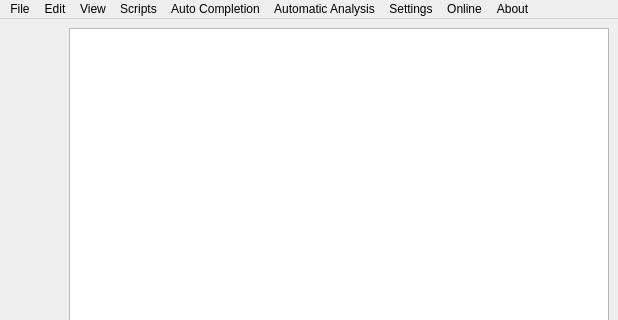
The window that src/app/mainwindow.ui (tdauth/vjasside) describes before a commit, drawn with Qt 5; both pictures show x 0 to 618 and y 0 to 320 of the 618 by 563 pixel window.
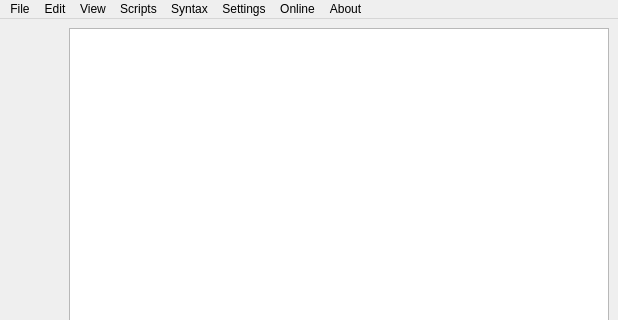
The same window after the commit. The open tabs and pages were chosen to show the change. Custom widgets are drawn as their Qt base class.

Commit message:
Integrate pjass as syntax checker and improve parser
- install and copy pjass
- add actions to choose the syntax checker
- start process and pass code
- show the syntax checker name in the status bar
- parse operations after true and false and null
- mention JassCraft in the README
- make only the text edit expand

Diff of the .ui file:
```diff
--- a/src/app/mainwindow.ui
+++ b/src/app/mainwindow.ui
@@ -210,12 +210,6 @@
     <addaction name="actionClose"/>
     <addaction name="actionQuit"/>
    </widget>
-   <widget class="QMenu" name="menuAuto_Completion">
-    <property name="title">
-     <string>Auto Completion</string>
-    </property>
-    <addaction name="actionComplete"/>
-   </widget>
    <widget class="QMenu" name="menuAbout">
     <property name="title">
      <string>About</string>
@@ -224,7 +218,7 @@
    </widget>
    <widget class="QMenu" name="menuAutomaticAnalysis">
     <property name="title">
-     <string>Automatic Analysis</string>
+     <string>Syntax</string>
     </property>
     <addaction name="actionEnableSyntaxHighlighting"/>
     <addaction name="actionEnableSyntaxCheck"/>
@@ -269,7 +263,6 @@
    <addaction name="menuEdit"/>
    <addaction name="menuView"/>
    <addaction name="menuStandard_Scripts"/>
-   <addaction name="menuAuto_Completion"/>
    <addaction name="menuAutomaticAnalysis"/>
    <addaction name="menuSettings"/>
    <addaction name="menuOnline"/>
```
Left out of the diff: 32 changed lines with no effect on the pictures. The commit also changes 18 other files.
